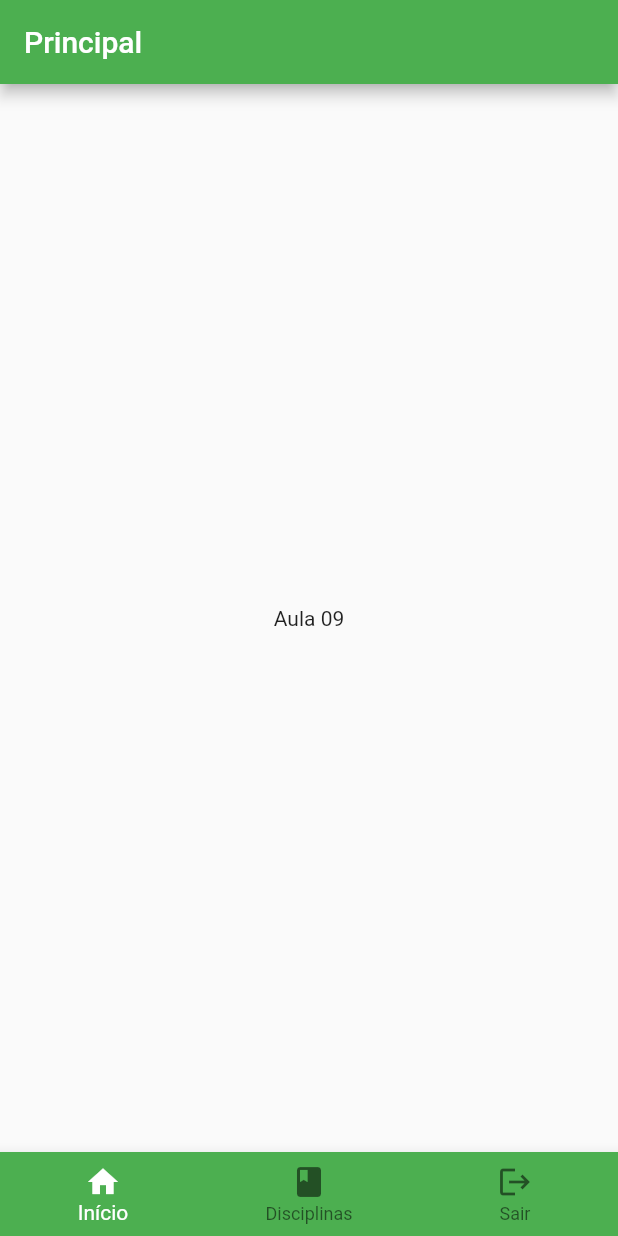
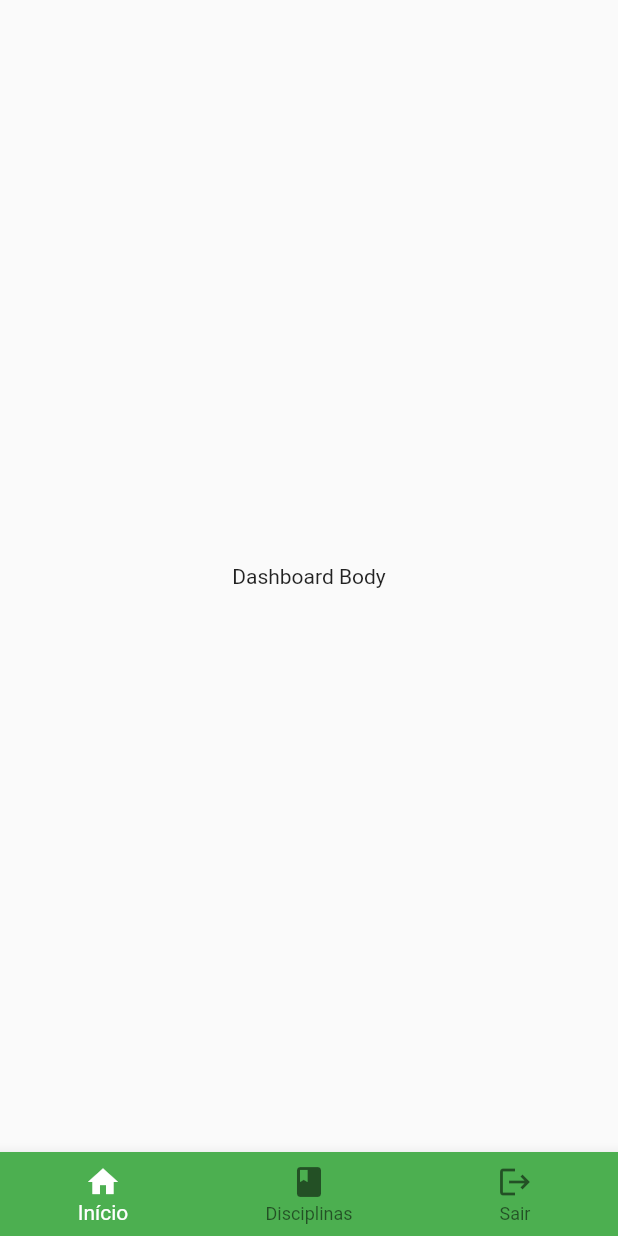
Before and after one commit to DanielYukio/Projeto-em-flutter, a Flutter app: the screen it shows after launch, after a tap on "Login", on a phone screen of 412 x 824 dp. Run offline on Flutter 3.47's test engine with Material 2 defaults, Android fonts, the phone set to English and light mode, and no system bars.

Commit message:
adicionado aula09

```diff
--- a/lib/aula08/aula08.dart
+++ b/lib/aula08/aula08.dart
@@ -68,7 +68,7 @@ class _Aula08State extends State<Aula08> {
               children: [
                 const Image(
                   width: 240,
-                  image: AssetImage('assets/images/ifsplogo.jpg'),
+                  image: AssetImage('assets/images/ifsplogo.png'),
                 ),
                 const SizedBox(height: 8),
                 TipoLogin(
@@ -125,11 +125,10 @@ class _Aula08State extends State<Aula08> {
                   ),
                   onPressed: () {
                     _testFields();
-                    Navigator.push(
+                    Navigator.pushNamed(
                       context,
-                      MaterialPageRoute(
-                        builder: (context) => const Aula09(),
-                      ),
+                      '/aula09',
+                      arguments: {'nome': 'Dourado'},
                     );
                   },
                   child: const Text('Login'),
--- a/lib/aula08/classes/login_details.dart
+++ b/lib/aula08/classes/login_details.dart
@@ -1,4 +1,5 @@
 import 'package:flutter/material.dart';
+import 'package:flutter/services.dart';
 
 enum TiposDeLogin { email, cpf, telefone }
 
@@ -6,15 +7,18 @@ enum TiposDeLoginEnhanced {
   email(
     label: 'E-Mail',
     hintText: 'usuario@email.com',
-      prefixIcon: Icon(Icons.mail)),
+    prefixIcon: Icon(Icons.mail),
+  ),
   cpf(
     label: 'CPF',
     hintText: '111.111.111-11',
-      prefixIcon: Icon(Icons.credit_card)),
+    prefixIcon: Icon(Icons.credit_card),
+  ),
   telefone(
     label: 'Telefone',
     hintText: '(11) 11111-1111',
-      prefixIcon: Icon(Icons.phone));
+    prefixIcon: Icon(Icons.phone),
+  );
 
   const TiposDeLoginEnhanced({
     required this.label,
@@ -25,6 +29,19 @@ enum TiposDeLoginEnhanced {
   final String label;
   final String hintText;
   final Icon prefixIcon;
+
+  List<TextInputFormatter> textInputFormatters() {
+    switch (this) {
+      case TiposDeLoginEnhanced.cpf:
+        return [];
+
+      case TiposDeLoginEnhanced.telefone:
+        return [];
+
+      default:
+        return [];
+    }
+  }
 }
 
 // class LoginDetails {
--- a/lib/aula08/widgets/login_text_field.dart
+++ b/lib/aula08/widgets/login_text_field.dart
@@ -1,7 +1,4 @@
-import 'package:flutter/cupertino.dart';
 import 'package:flutter/material.dart';
-import 'package:flutter/src/widgets/container.dart';
-import 'package:flutter/src/widgets/framework.dart';
 import 'package:projetobase/aula08/classes/login_details.dart';
 
 class LoginTextField extends StatefulWidget {
@@ -31,6 +28,7 @@ class _LoginTextFieldState extends State<LoginTextField> {
         border: const OutlineInputBorder(),
         prefixIcon: widget.tipoLogin.prefixIcon,
       ),
+      inputFormatters: widget.tipoLogin.textInputFormatters(),
     );
   }
 }
--- a/lib/aula08/widgets/tipo_login.dart
+++ b/lib/aula08/widgets/tipo_login.dart
@@ -40,7 +40,7 @@ class _TipoLoginState extends State<TipoLogin> {
             ),
             Padding(
               padding: EdgeInsets.all(8.0),
-              child: Text('E-Telefone'),
+              child: Text('Telefone'),
             ),
           ],
         )
--- a/lib/aula09/aula09.dart
+++ b/lib/aula09/aula09.dart
@@ -1,6 +1,8 @@
 import 'package:flutter/material.dart';
 import 'package:flutter/src/widgets/container.dart';
 import 'package:flutter/src/widgets/framework.dart';
+import 'package:projetobase/aula09/view/aula09_dashboard.dart';
+import 'package:projetobase/aula09/view/aula09_disciplinas.dart';
 
 class Aula09 extends StatefulWidget {
   const Aula09({super.key});
@@ -11,6 +13,7 @@ class Aula09 extends StatefulWidget {
 
 class _Aula09State extends State<Aula09> {
   int _itemSelecionado = 0;
+  final List<Widget> _subTelas = const [Aula09Dashboard(), Aula09Disciplinas()];
 
   void _alterarBottomNav(int index) {
     if (index == 2) {
@@ -23,18 +26,15 @@ class _Aula09State extends State<Aula09> {
 
   @override
   Widget build(BuildContext context) {
+    var args =
+        ModalRoute.of(context)!.settings.arguments as Map<String, String>;
+
     return WillPopScope(
       onWillPop: () async {
         return false;
       },
       child: Scaffold(
-        appBar: AppBar(
-          title: const Text('Principal'),
-          automaticallyImplyLeading: false,
-        ),
-        body: const Center(
-          child: Text('Aula 09'),
-        ),
+        body: _subTelas[_itemSelecionado],
         bottomNavigationBar: BottomNavigationBar(
           currentIndex: _itemSelecionado,
           backgroundColor: Colors.green,
--- /dev/null
+++ b/lib/aula09/view/aula09_dashboard.dart
@@ -0,0 +1,14 @@
+import 'package:flutter/material.dart';
+
+class Aula09Dashboard extends StatelessWidget {
+  const Aula09Dashboard({super.key});
+
+  final title = 'Dashboard';
+
+  @override
+  Widget build(BuildContext context) {
+    return const Center(
+      child: Text('Dashboard Body'),
+    );
+  }
+}
--- a/lib/main.dart
+++ b/lib/main.dart
@@ -1,5 +1,9 @@
 import 'package:flutter/material.dart';
 import 'package:projetobase/aula08/aula08.dart';
+import 'package:projetobase/aula09/view/aula09_dashboard.dart';
+import 'package:projetobase/aula09/view/aula09_disciplinas.dart';
+
+import 'aula09/aula09.dart';
 
 void main() {
   runApp(const MyApp());
@@ -15,7 +19,13 @@ class MyApp extends StatelessWidget {
       theme: ThemeData(
         primarySwatch: Colors.green,
       ),
-      home: const Aula08(),
+      initialRoute: '/',
+      routes: {
+        '/': (context) => const Aula08(),
+        '/aula09': (context) => const Aula09(),
+        '/aula09_dashboard': (context) => const Aula09Dashboard(),
+        '/aula09_disciplinas': (context) => const Aula09Disciplinas(),
+      },
     );
   }
 }
```
Also changed, not shown: lib/aula09/classes/disciplina.dart (added, +41 -0 lines), lib/aula09/view/aula09_disciplinas.dart (added, +19 -0 lines), assets/images/ifsplogo.png. Lines whose indentation alone changed are shown as unchanged.
